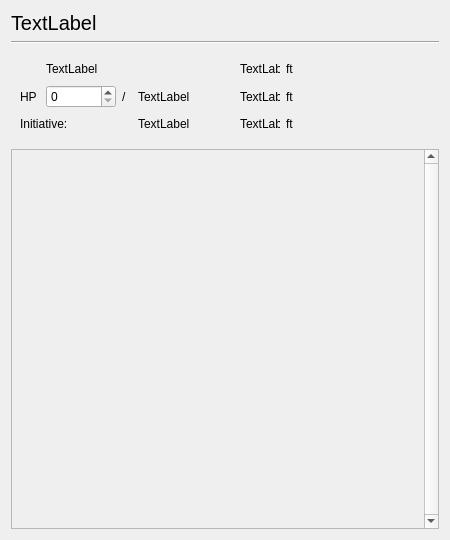
First picture: the form in qdndcharacterwidget.ui, repository Technohamster-py/dm-assistant, before the edit.
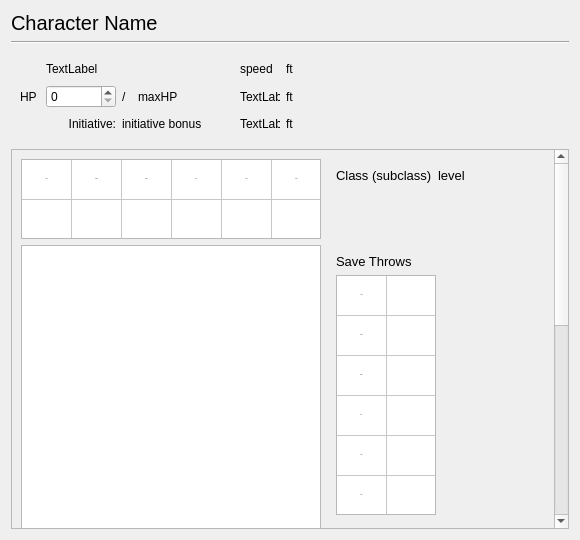
Second picture: the form after the edit. Icons and pictures are not drawn.

Commit message: Описана ui форма класса qdndcharacterwidget

Diff of the .ui file:
```diff
--- a/qdndcharacterwidget.ui
+++ b/qdndcharacterwidget.ui
@@ -9,7 +9,7 @@
    <rect>
     <x>0</x>
     <y>0</y>
-    <width>450</width>
+    <width>580</width>
     <height>540</height>
    </rect>
   </property>
@@ -31,7 +31,7 @@
       </font>
      </property>
      <property name="text">
-      <string>TextLabel</string>
+      <string>Character Name</string>
      </property>
     </widget>
    </item>
@@ -54,7 +54,7 @@
          </size>
         </property>
         <property name="text">
-         <string>TextLabel</string>
+         <string>speed</string>
         </property>
        </widget>
       </item>
@@ -197,7 +197,7 @@
          </size>
         </property>
         <property name="text">
-         <string>TextLabel</string>
+         <string>maxHP</string>
         </property>
        </widget>
       </item>
@@ -236,15 +236,14 @@
       </item>
       <item row="2" column="0" colspan="2">
        <widget class="QLabel" name="label_9">
+        <property name="layoutDirection">
+         <enum>Qt::LeftToRight</enum>
+        </property>
         <property name="text">
          <string>Initiative:</string>
         </property>
-       </widget>
-      </item>
-      <item row="2" column="3">
-       <widget class="QLabel" name="initiativeLabel">
-        <property name="text">
-         <string>TextLabel</string>
+        <property name="alignment">
+         <set>Qt::AlignRight|Qt::AlignTrailing|Qt::AlignVCenter</set>
         </property>
        </widget>
       </item>
@@ -293,6 +292,13 @@
         </property>
        </widget>
       </item>
+      <item row="2" column="2" colspan="2">
+       <widget class="QLabel" name="initiativeLabel">
+        <property name="text">
+         <string>initiative bonus</string>
+        </property>
+       </widget>
+      </item>
      </layout>
     </widget>
    </item>
@@ -316,11 +322,389 @@
       <property name="geometry">
        <rect>
         <x>0</x>
-        <y>0</y>
-        <width>409</width>
-        <height>357</height>
+        <y>-358</y>
+        <width>535</width>
+        <height>838</height>
        </rect>
       </property>
+      <layout class="QGridLayout" name="gridLayout_3">
+       <item row="0" column="1">
+        <widget class="QWidget" name="classWidget" native="true">
+         <property name="maximumSize">
+          <size>
+           <width>16777215</width>
+           <height>80</height>
+          </size>
+         </property>
+         <layout class="QFormLayout" name="formLayout">
+          <item row="0" column="0">
+           <widget class="QLabel" name="classLabel">
+            <property name="font">
+             <font>
+              <pointsize>10</pointsize>
+             </font>
+            </property>
+            <property name="text">
+             <string>Class (subclass)</string>
+            </property>
+           </widget>
+          </item>
+          <item row="0" column="1">
+           <widget class="QLabel" name="levelLabel">
+            <property name="font">
+             <font>
+              <pointsize>10</pointsize>
+             </font>
+            </property>
+            <property name="text">
+             <string>level</string>
+            </property>
+           </widget>
+          </item>
+         </layout>
+        </widget>
+       </item>
+       <item row="2" column="0" colspan="2">
+        <widget class="QWidget" name="notesWidget" native="true">
+         <layout class="QVBoxLayout" name="verticalLayout_2">
+          <item>
+           <widget class="QWidget" name="abilityWidget" native="true">
+            <layout class="QFormLayout" name="formLayout_2">
+             <item row="0" column="0">
+              <widget class="QLabel" name="label_5">
+               <property name="font">
+                <font>
+                 <pointsize>10</pointsize>
+                 <weight>75</weight>
+                 <bold>true</bold>
+                </font>
+               </property>
+               <property name="text">
+                <string>TextLabel</string>
+               </property>
+              </widget>
+             </item>
+             <item row="0" column="1">
+              <widget class="QLabel" name="label_6">
+               <property name="font">
+                <font>
+                 <pointsize>10</pointsize>
+                </font>
+               </property>
+               <property name="text">
+                <string>TextLabel</string>
+               </property>
+              </widget>
+             </item>
+            </layout>
+           </widget>
+          </item>
+          <item>
+           <widget class="QPlainTextEdit" name="notesTextEdit">
+            <property name="minimumSize">
+             <size>
+              <width>0</width>
+              <height>250</height>
+             </size>
+            </property>
+            <property name="font">
+             <font>
+              <pointsize>10</pointsize>
+             </font>
+            </property>
+           </widget>
+          </item>
+         </layout>
+        </widget>
+       </item>
+       <item row="0" column="0">
+        <widget class="QTableWidget" name="statsTableWidget">
+         <property name="sizePolicy">
+          <sizepolicy hsizetype="Minimum" vsizetype="Minimum">
+           <horstretch>0</horstretch>
+           <verstretch>0</verstretch>
+          </sizepolicy>
+         </property>
+         <property name="minimumSize">
+          <size>
+           <width>300</width>
+           <height>80</height>
+          </size>
+         </property>
+         <property name="maximumSize">
+          <size>
+           <width>300</width>
+           <height>80</height>
+          </size>
+         </property>
+         <property name="verticalScrollBarPolicy">
+          <enum>Qt::ScrollBarAlwaysOff</enum>
+         </property>
+         <property name="horizontalScrollBarPolicy">
+          <enum>Qt::ScrollBarAlwaysOff</enum>
+         </property>
+         <property name="autoScroll">
+          <bool>false</bool>
+         </property>
+         <property name="editTriggers">
+          <set>QAbstractItemView::NoEditTriggers</set>
+         </property>
+         <property name="alternatingRowColors">
+          <bool>false</bool>
+         </property>
+         <property name="selectionMode">
+          <enum>QAbstractItemView::NoSelection</enum>
+         </property>
+         <property name="textElideMode">
+          <enum>Qt::ElideLeft</enum>
+         </property>
+         <property name="cornerButtonEnabled">
+          <bool>false</bool>
+         </property>
+         <property name="rowCount">
+          <number>2</number>
+         </property>
+         <property name="columnCount">
+          <number>6</number>
+         </property>
+         <attribute name="horizontalHeaderVisible">
+          <bool>false</bool>
+         </attribute>
+         <attribute name="horizontalHeaderMinimumSectionSize">
+          <number>40</number>
+         </attribute>
+         <attribute name="horizontalHeaderDefaultSectionSize">
+          <number>50</number>
+         </attribute>
+         <attribute name="verticalHeaderVisible">
+          <bool>false</bool>
+         </attribute>
+         <attribute name="verticalHeaderMinimumSectionSize">
+          <number>40</number>
+         </attribute>
+         <attribute name="verticalHeaderDefaultSectionSize">
+          <number>40</number>
+         </attribute>
+         <row/>
+         <row/>
+         <column/>
+         <column/>
+         <column/>
+         <column/>
+         <column/>
+         <column/>
+         <item row="0" column="0">
+          <property name="text">
+           <string>STR</string>
+          </property>
+          <property name="textAlignment">
+           <set>AlignCenter</set>
+          </property>
+         </item>
+         <item row="0" column="1">
+          <property name="text">
+           <string>CON</string>
+          </property>
+          <property name="textAlignment">
+           <set>AlignCenter</set>
+          </property>
+         </item>
+         <item row="0" column="2">
+          <property name="text">
+           <string>DEX</string>
+          </property>
+          <property name="textAlignment">
+           <set>AlignCenter</set>
+          </property>
+         </item>
+         <item row="0" column="3">
+          <property name="text">
+           <string>INT</string>
+          </property>
+          <property name="textAlignment">
+           <set>AlignCenter</set>
+          </property>
+         </item>
+         <item row="0" column="4">
+          <property name="text">
+           <string>WIS</string>
+          </property>
+          <property name="textAlignment">
+           <set>AlignCenter</set>
+          </property>
+         </item>
+         <item row="0" column="5">
+          <property name="text">
+           <string>CHA</string>
+          </property>
+          <property name="textAlignment">
+           <set>AlignCenter</set>
+          </property>
+         </item>
+        </widget>
+       </item>
+       <item row="1" column="1">
+        <widget class="QWidget" name="widget_2" native="true">
+         <property name="minimumSize">
+          <size>
+           <width>0</width>
+           <height>400</height>
+          </size>
+         </property>
+         <layout class="QVBoxLayout" name="verticalLayout_3">
+          <item>
+           <widget class="QLabel" name="label_2">
+            <property name="sizePolicy">
+             <sizepolicy hsizetype="Minimum" vsizetype="Preferred">
+              <horstretch>0</horstretch>
+              <verstretch>0</verstretch>
+             </sizepolicy>
+            </property>
+            <property name="font">
+             <font>
+              <pointsize>10</pointsize>
+             </font>
+            </property>
+            <property name="text">
+             <string>Save Throws</string>
+            </property>
+           </widget>
+          </item>
+          <item>
+           <widget class="QTableWidget" name="saveThrowsTableWidget">
+            <property name="minimumSize">
+             <size>
+              <width>100</width>
+              <height>240</height>
+             </size>
+            </property>
+            <property name="maximumSize">
+             <size>
+              <width>100</width>
+              <height>240</height>
+             </size>
+            </property>
+            <property name="verticalScrollBarPolicy">
+             <enum>Qt::ScrollBarAlwaysOff</enum>
+            </property>
+            <property name="horizontalScrollBarPolicy">
+             <enum>Qt::ScrollBarAlwaysOff</enum>
+            </property>
+            <property name="editTriggers">
+             <set>QAbstractItemView::NoEditTriggers</set>
+            </property>
+            <property name="selectionMode">
+             <enum>QAbstractItemView::NoSelection</enum>
+            </property>
+            <property name="rowCount">
+             <number>6</number>
+            </property>
+            <property name="columnCount">
+             <number>2</number>
+            </property>
+            <attribute name="horizontalHeaderVisible">
+             <bool>false</bool>
+            </attribute>
+            <attribute name="horizontalHeaderDefaultSectionSize">
+             <number>50</number>
+            </attribute>
+            <attribute name="verticalHeaderVisible">
+             <bool>false</bool>
+            </attribute>
+            <attribute name="verticalHeaderDefaultSectionSize">
+             <number>40</number>
+            </attribute>
+            <row/>
+            <row/>
+            <row/>
+            <row/>
+            <row/>
+            <row/>
+            <column/>
+            <column/>
+            <item row="0" column="0">
+             <property name="text">
+              <string>STR</string>
+             </property>
+             <property name="textAlignment">
+              <set>AlignCenter</set>
+             </property>
+            </item>
+            <item row="1" column="0">
+             <property name="text">
+              <string>CON</string>
+             </property>
+             <property name="textAlignment">
+              <set>AlignCenter</set>
+             </property>
+            </item>
+            <item row="2" column="0">
+             <property name="text">
+              <string>DEX</string>
+             </property>
+             <property name="textAlignment">
+              <set>AlignCenter</set>
+             </property>
+            </item>
+            <item row="3" column="0">
+             <property name="text">
+              <string>INT</string>
+             </property>
+             <property name="textAlignment">
+              <set>AlignCenter</set>
+             </property>
+            </item>
+            <item row="4" column="0">
+             <property name="text">
+              <string>WIS</string>
+             </property>
+             <property name="textAlignment">
+              <set>AlignCenter</set>
+             </property>
+            </item>
+            <item row="5" column="0">
+             <property name="text">
+              <string>CHA</string>
+             </property>
+             <property name="textAlignment">
+              <set>AlignCenter</set>
+             </property>
+            </item>
+           </widget>
+          </item>
+          <item>
+           <spacer name="verticalSpacer">
+            <property name="orientation">
+             <enum>Qt::Vertical</enum>
+            </property>
+            <property name="sizeHint" stdset="0">
+             <size>
+              <width>20</width>
+              <height>40</height>
+             </size>
+            </property>
+           </spacer>
+          </item>
+         </layout>
+        </widget>
+       </item>
+       <item row="1" column="0">
+        <widget class="QTableView" name="skillsTableView">
+         <property name="sizePolicy">
+          <sizepolicy hsizetype="Minimum" vsizetype="Minimum">
+           <horstretch>0</horstretch>
+           <verstretch>0</verstretch>
+          </sizepolicy>
+         </property>
+         <property name="minimumSize">
+          <size>
+           <width>0</width>
+           <height>400</height>
+          </size>
+         </property>
+        </widget>
+       </item>
+      </layout>
      </widget>
     </widget>
    </item>
```
Left out of the diff: 2 changed lines with no effect on the pictures.
